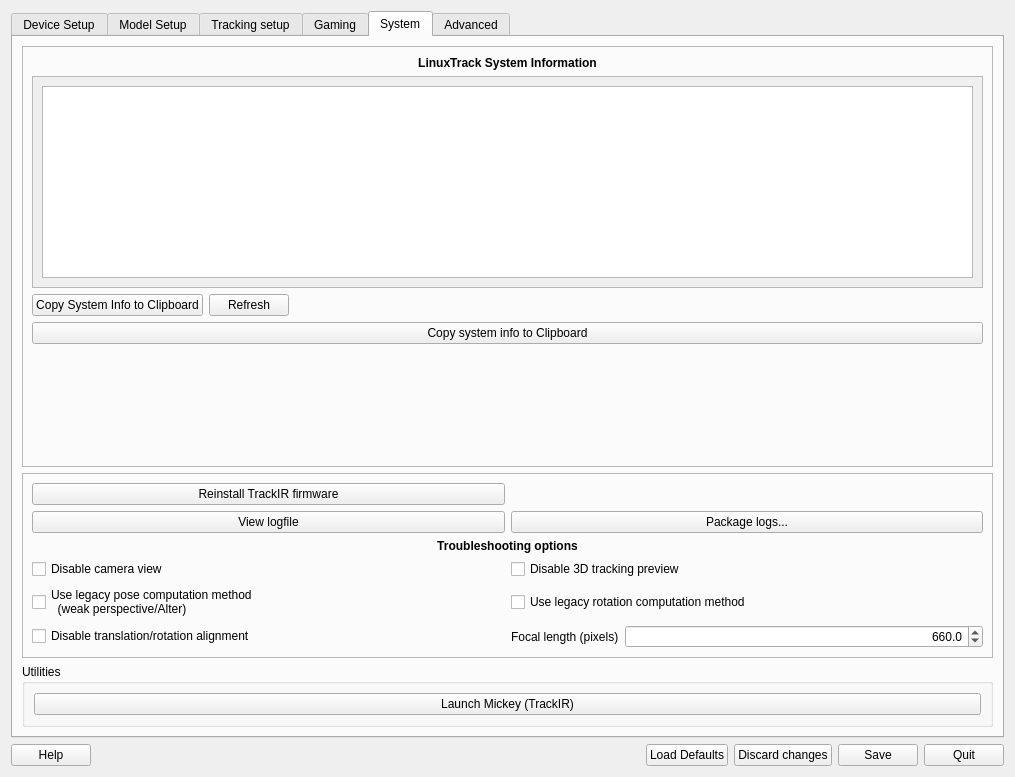
Before: the Qt Designer form src/qt_gui/ltr.ui in fwfa123/linuxtrackx-ir, drawn with Qt 5.
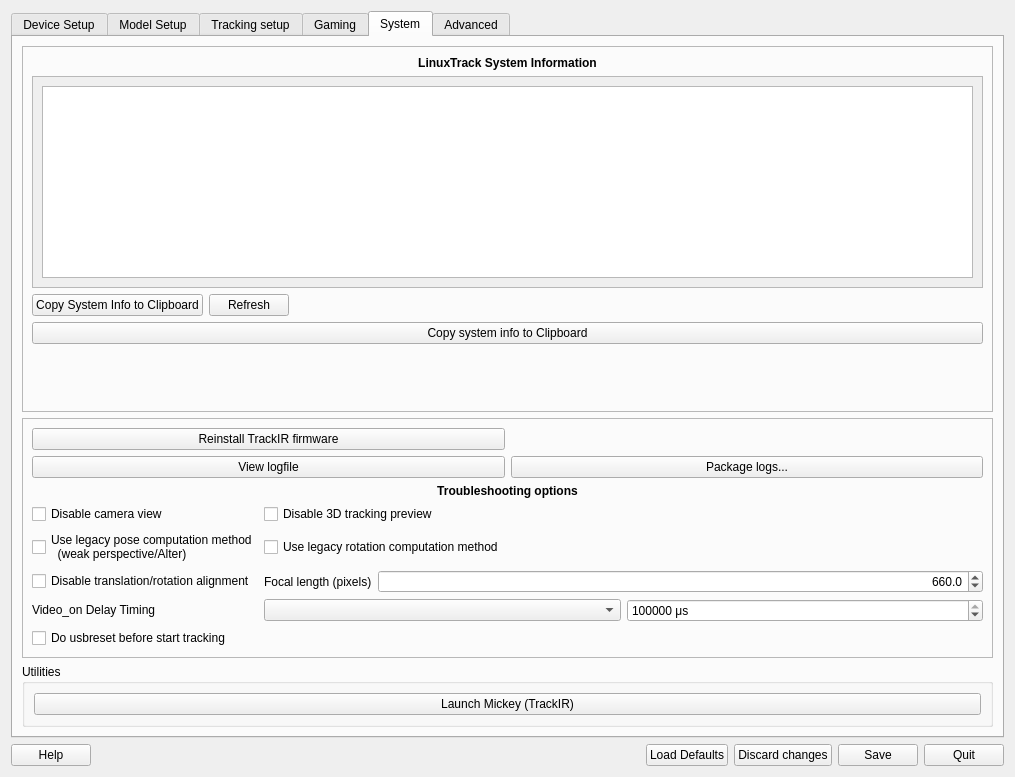
After: the same form once the commit is applied. The open tabs and pages were chosen to show the change. Icons and pictures are not drawn.

What changed in the file:
```diff
--- a/src/qt_gui/ltr.ui
+++ b/src/qt_gui/ltr.ui
@@ -752,6 +752,71 @@
                 </item>
                </layout>
               </item>
+              <item row="3" column="0">
+               <widget class="QLabel" name="VideoOnDelayLabel">
+                <property name="sizePolicy">
+                 <sizepolicy hsizetype="Maximum" vsizetype="Maximum">
+                  <horstretch>0</horstretch>
+                  <verstretch>0</verstretch>
+                 </sizepolicy>
+                </property>
+                <property name="text">
+                 <string>Video_on Delay Timing</string>
+                </property>
+               </widget>
+              </item>
+              <item row="3" column="1">
+               <layout class="QHBoxLayout" name="horizontalLayout_VideoOnDelay">
+                <item>
+                 <widget class="QComboBox" name="VideoOnDelayMode">
+                  <property name="sizePolicy">
+                   <sizepolicy hsizetype="Preferred" vsizetype="Maximum">
+                    <horstretch>0</horstretch>
+                    <verstretch>0</verstretch>
+                   </sizepolicy>
+                  </property>
+                 </widget>
+                </item>
+                <item>
+                 <widget class="QSpinBox" name="VideoOnDelayValue">
+                  <property name="sizePolicy">
+                   <sizepolicy hsizetype="Minimum" vsizetype="Maximum">
+                    <horstretch>0</horstretch>
+                    <verstretch>0</verstretch>
+                   </sizepolicy>
+                  </property>
+                  <property name="visible">
+                   <bool>false</bool>
+                  </property>
+                  <property name="minimum">
+                   <number>0</number>
+                  </property>
+                  <property name="maximum">
+                   <number>500000</number>
+                  </property>
+                  <property name="singleStep">
+                   <number>1000</number>
+                  </property>
+                  <property name="value">
+                   <number>120000</number>
+                  </property>
+                  <property name="suffix">
+                   <string> μs</string>
+                  </property>
+                 </widget>
+                </item>
+               </layout>
+              </item>
+              <item row="4" column="0" colspan="2">
+               <widget class="QCheckBox" name="UsbResetCheck">
+                <property name="text">
+                 <string>Do usbreset before start tracking</string>
+                </property>
+                <property name="toolTip">
+                 <string>Try this if your camera remains dark after pressing Start. Resets the TrackIR USB device before tracking (GitLab #51).</string>
+                </property>
+               </widget>
+              </item>
              </layout>
             </item>
            </layout>
```
